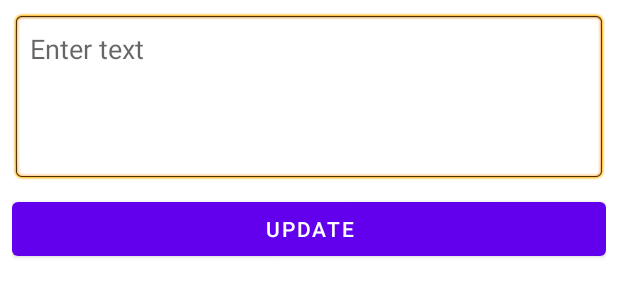
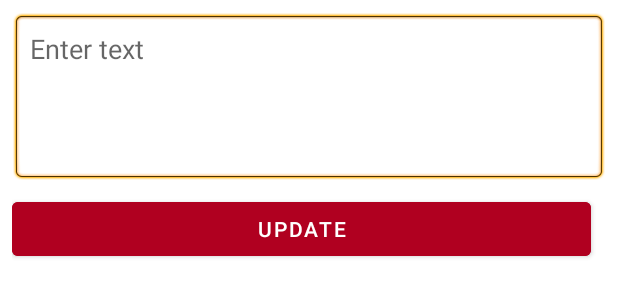
Before and after one commit to rahaue/GmailTemplate, an Android app: the layout dialog_update.xml on its own in the app's theme, with its tools: preview values and no code run, on a phone screen of 412 x 824 dp. Shown: the top 300 px of the screen. Run offline under Robolectric (Android 15) with nearby library versions, the phone set to English and light mode, and no system bars.

Commit message:
developのコミット

```diff
--- a/app/src/main/java/com/cmtaro/app/karigmailapi/TemplateActivity.java
+++ b/app/src/main/java/com/cmtaro/app/karigmailapi/TemplateActivity.java
@@ -3,12 +3,13 @@ package com.cmtaro.app.karigmailapi;
 import androidx.appcompat.app.AppCompatActivity;
 import androidx.recyclerview.widget.LinearLayoutManager;
 import androidx.recyclerview.widget.RecyclerView;
-import androidx.room.RoomDatabase;
 
+import android.content.Intent;
 import android.os.Bundle;
 import android.view.View;
 import android.widget.Button;
 import android.widget.EditText;
+import android.widget.LinearLayout;
 
 import java.util.ArrayList;
 import java.util.List;
--- a/app/src/main/res/layout/dialog_update.xml
+++ b/app/src/main/res/layout/dialog_update.xml
@@ -15,11 +15,20 @@
         android:gravity="top"
         android:background="@android:drawable/editbox_background" />
 
-    <Button
+    <LinearLayout
         android:layout_width="match_parent"
         android:layout_height="wrap_content"
-        android:id="@+id/bt_update"
-        android:text="Update"
-        android:layout_marginTop="8dp"/>
+        android:orientation="horizontal">
+
+        <Button
+            android:layout_width="match_parent"
+            android:layout_height="wrap_content"
+            android:id="@+id/bt_update"
+            android:text="Update"
+            android:layout_marginTop="8dp"
+            android:layout_marginRight="10dp"
+            android:backgroundTint="@color/design_default_color_error" />
+
+    </LinearLayout>
 
 </LinearLayout>
--- a/app/src/main/res/layout/list_row_main.xml
+++ b/app/src/main/res/layout/list_row_main.xml
@@ -8,6 +8,7 @@
 
     <!-- cardViewがいまいち理解できず -->
     <LinearLayout
+        android:id="@+id/container"
         android:layout_width="match_parent"
         android:layout_height="wrap_content"
         android:orientation="horizontal"
```
Also changed, not shown: app/src/main/java/com/cmtaro/app/karigmailapi/EmailActivity.java (+9 -5 lines), app/src/main/java/com/cmtaro/app/karigmailapi/MainActivity.java (+6 -10 lines), app/src/main/java/com/cmtaro/app/karigmailapi/MainAdapter.java (+28 -5 lines), app/src/main/res/layout/activity_main.xml (+0 -8 lines).
